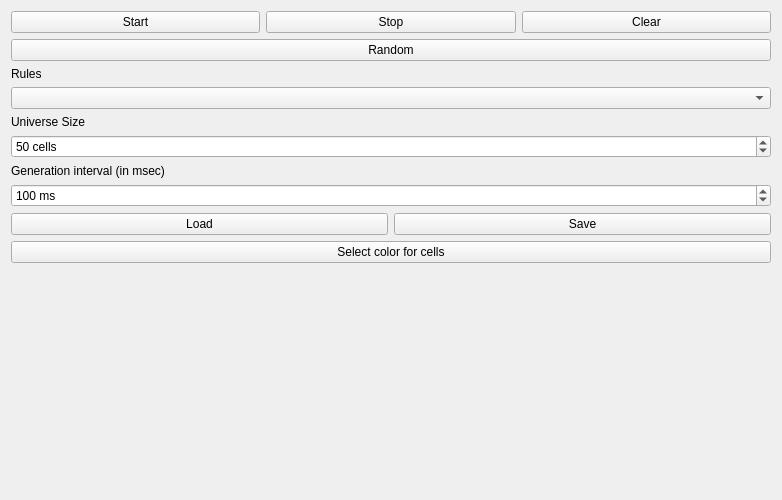
First picture: the form in mainwindow.ui, repository alexandrakmet/conway, before the edit.
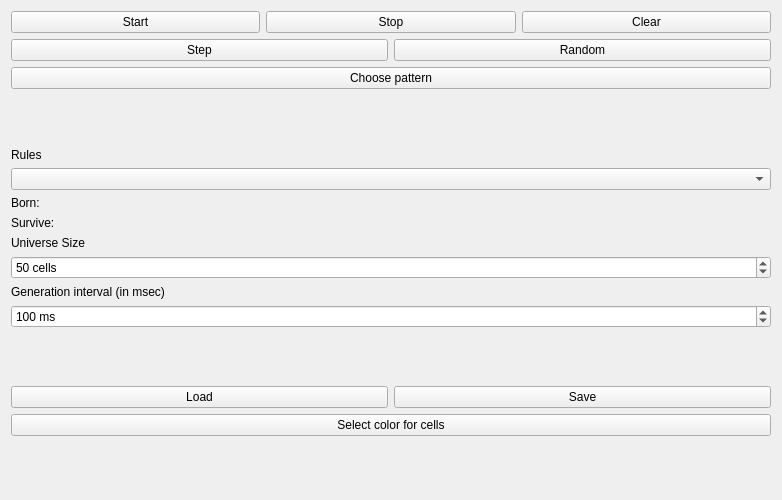
Second picture: the form after the edit.

The edit to the form file:
```diff
--- a/mainwindow.ui
+++ b/mainwindow.ui
@@ -48,15 +48,46 @@
          </layout>
         </item>
         <item>
-         <widget class="QPushButton" name="randButton">
-          <property name="focusPolicy">
-           <enum>Qt::WheelFocus</enum>
-          </property>
+         <layout class="QHBoxLayout" name="horizontalLayout_4">
+          <item>
+           <widget class="QPushButton" name="stepButton">
+            <property name="text">
+             <string>Step</string>
+            </property>
+           </widget>
+          </item>
+          <item>
+           <widget class="QPushButton" name="randButton">
+            <property name="focusPolicy">
+             <enum>Qt::WheelFocus</enum>
+            </property>
+            <property name="text">
+             <string>Random</string>
+            </property>
+           </widget>
+          </item>
+         </layout>
+        </item>
+        <item>
+         <widget class="QPushButton" name="patternButton">
           <property name="text">
-           <string>Random</string>
+           <string>Choose pattern</string>
           </property>
          </widget>
         </item>
+        <item>
+         <spacer name="verticalSpacer_2">
+          <property name="orientation">
+           <enum>Qt::Vertical</enum>
+          </property>
+          <property name="sizeHint" stdset="0">
+           <size>
+            <width>20</width>
+            <height>40</height>
+           </size>
+          </property>
+         </spacer>
+        </item>
         <item>
          <widget class="QLabel" name="label_2">
           <property name="text">
@@ -67,6 +98,42 @@
         <item>
          <widget class="QComboBox" name="comboRules"/>
         </item>
+        <item>
+         <layout class="QHBoxLayout" name="horizontalLayout_2">
+          <item>
+           <widget class="QLabel" name="label_4">
+            <property name="text">
+             <string>Born:</string>
+            </property>
+           </widget>
+          </item>
+          <item>
+           <widget class="QLabel" name="labelBorn">
+            <property name="text">
+             <string/>
+            </property>
+           </widget>
+          </item>
+         </layout>
+        </item>
+        <item>
+         <layout class="QHBoxLayout" name="horizontalLayout_3">
+          <item>
+           <widget class="QLabel" name="label_6">
+            <property name="text">
+             <string>Survive:</string>
+            </property>
+           </widget>
+          </item>
+          <item>
+           <widget class="QLabel" name="labelSurv">
+            <property name="text">
+             <string/>
+            </property>
+           </widget>
+          </item>
+         </layout>
+        </item>
         <item>
          <widget class="QLabel" name="label">
           <property name="text">
@@ -116,6 +183,19 @@
           </property>
          </widget>
         </item>
+        <item>
+         <spacer name="verticalSpacer_3">
+          <property name="orientation">
+           <enum>Qt::Vertical</enum>
+          </property>
+          <property name="sizeHint" stdset="0">
+           <size>
+            <width>20</width>
+            <height>40</height>
+           </size>
+          </property>
+         </spacer>
+        </item>
         <item>
          <layout class="QHBoxLayout" name="fileLayout">
           <item>
@@ -149,7 +229,7 @@
           <property name="sizeHint" stdset="0">
            <size>
             <width>20</width>
-            <height>40</height>
+            <height>30</height>
            </size>
           </property>
          </spacer>
```
